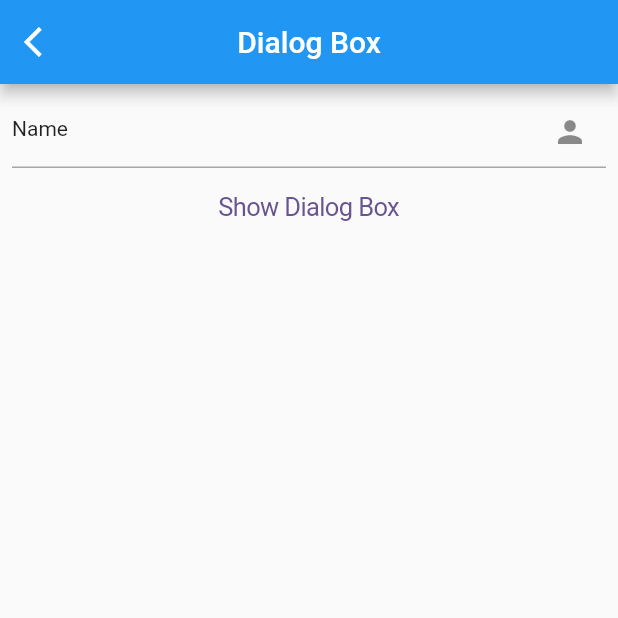
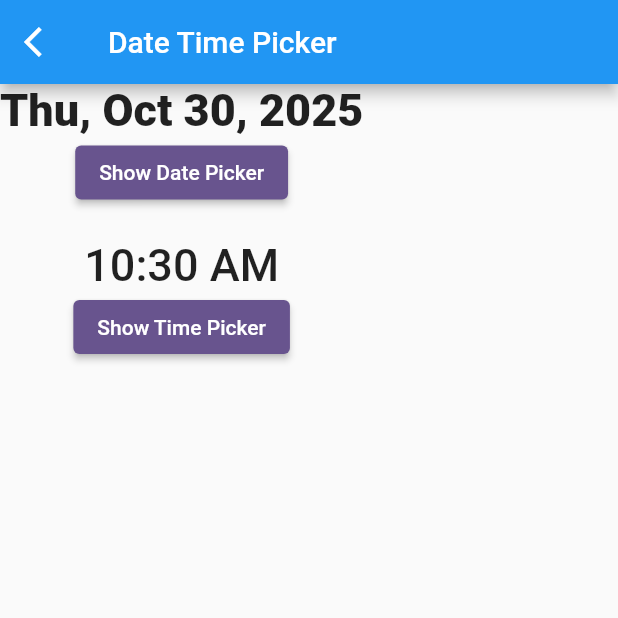
Before and after one commit to AbRehman536/Flutter_sec_8, a Flutter app: the screen it shows after launch, on a phone screen of 412 x 824 dp, the top half of it. Run offline on Flutter 3.47's test engine with Material 3 defaults, Android fonts, the phone set to English and light mode, and no system bars.

Commit message:
Date & Time Picker Done

```diff
--- /dev/null
+++ b/lib/date_time_picker.dart
@@ -0,0 +1,58 @@
+import 'package:flutter/material.dart';
+import 'package:intl/intl.dart';
+
+class DateTimePickerDemo extends StatefulWidget {
+  const DateTimePickerDemo({super.key});
+
+  @override
+  State<DateTimePickerDemo> createState() => _DateTimePickerDemoState();
+}
+
+class _DateTimePickerDemoState extends State<DateTimePickerDemo> {
+  DateTime selectedDate = DateTime.now();
+  TimeOfDay selectedTime = TimeOfDay.now();
+  @override
+  Widget build(BuildContext context) {
+    return Scaffold(
+      appBar: AppBar(
+        leading: Icon(Icons.arrow_back_ios),
+        title: Text("Date Time Picker"),
+        backgroundColor: Colors.blue,
+        foregroundColor: Colors.white,
+      ),
+      body: Column(children: [
+        Text(
+          DateFormat.yMMMEd().format(selectedDate),
+          style: TextStyle(fontWeight: FontWeight.w900,fontSize: 30),
+        ),
+        ElevatedButton(onPressed: (){
+          showDatePicker(
+              context: context,
+              firstDate: DateTime(1970),
+              lastDate: DateTime.now()).then((val){
+                setState(() {
+                  selectedDate = val!;
+                });
+          });
+        }, child: Text("Show Date Picker")),
+        SizedBox(height: 20,),
+        Text(
+          selectedTime.format(context).toString(),
+          style: TextStyle(
+            fontSize: 30,
+            fontWeight: FontWeight.w500,
+          ),
+        ),
+        ElevatedButton(onPressed: (){
+          showTimePicker(
+              context: context,
+              initialTime: TimeOfDay.now()).then((val){
+                setState(() {
+                  selectedTime = val!;
+                });
+          });
+        }, child: Text("Show Time Picker"))
+      ],),
+    );
+  }
+}
--- a/lib/main.dart
+++ b/lib/main.dart
@@ -3,6 +3,7 @@ import 'package:flutter_sec_8/appbar_demo.dart';
 import 'package:flutter_sec_8/asset_image.dart';
 import 'package:flutter_sec_8/bottom_bar.dart';
 import 'package:flutter_sec_8/bottom_sheet.dart';
+import 'package:flutter_sec_8/date_time_picker.dart';
 import 'package:flutter_sec_8/dialog_box.dart';
 import 'package:flutter_sec_8/drawer_menu.dart';
 import 'package:flutter_sec_8/extra.dart';
@@ -18,7 +19,7 @@ import 'package:flutter_sec_8/pageview.dart';
 import 'package:flutter_sec_8/popup_menu_demo.dart';
 import 'package:flutter_sec_8/row_column.dart';
 import 'package:flutter_sec_8/single_selection.dart';
-import 'package:flutter_sec_8/tab_bar.dart';
+import 'package:flutter_sec_8/tabBar_demo.dart';
 
 void main() {
   runApp(const MyApp());
@@ -52,7 +53,7 @@ class MyApp extends StatelessWidget {
         colorScheme: ColorScheme.fromSeed(seedColor: Colors.deepPurple),
         useMaterial3: false,
       ),
-      home: DialogBoxDemo(),
+      home: DateTimePickerDemo(),
     );
   }
 }
--- a/pubspec.yaml
+++ b/pubspec.yaml
@@ -35,6 +35,7 @@ dependencies:
   # The following adds the Cupertino Icons font to your application.
   # Use with the CupertinoIcons class for iOS style icons.
   cupertino_icons: ^1.0.8
+  intl: ^0.20.2
 
 dev_dependencies:
   flutter_test:
```
Also changed, not shown: lib/tabBar_demo.dart (added, +60 -0 lines), lib/tab_bar.dart (deleted, +0 -45 lines), pubspec.lock.
